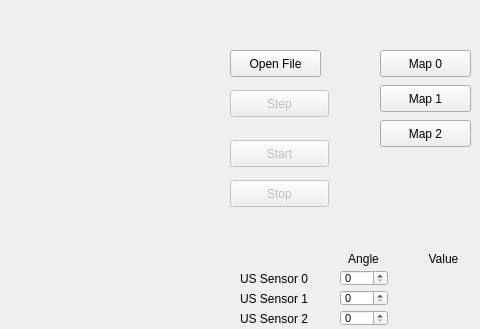
This is simulatorCode/BaESimulator/simulatorwindow.ui in MrHug/Arduino-Simulator as Qt 5 draws it before an edit; both pictures show x 520 to 1000 and y 0 to 329 of the 1000 by 700 pixel window. The edited form follows.
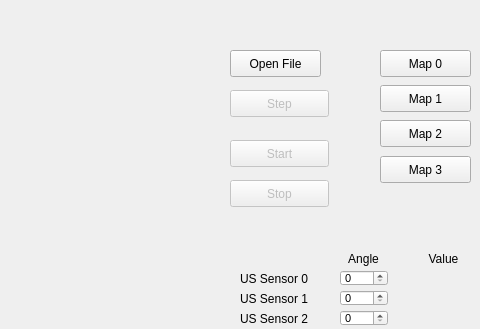
This is the edited form.

```diff
--- a/simulatorCode/BaESimulator/simulatorwindow.ui
+++ b/simulatorCode/BaESimulator/simulatorwindow.ui
@@ -569,6 +569,19 @@
      <string>Map 2</string>
     </property>
    </widget>
+   <widget class="QPushButton" name="btnMap3">
+    <property name="geometry">
+     <rect>
+      <x>900</x>
+      <y>156</y>
+      <width>91</width>
+      <height>27</height>
+     </rect>
+    </property>
+    <property name="text">
+     <string>Map 3</string>
+    </property>
+   </widget>
   </widget>
   <widget class="QMenuBar" name="menuBar">
    <property name="geometry">
```
Left out of the diff: 2 changed lines with no effect on the pictures.
